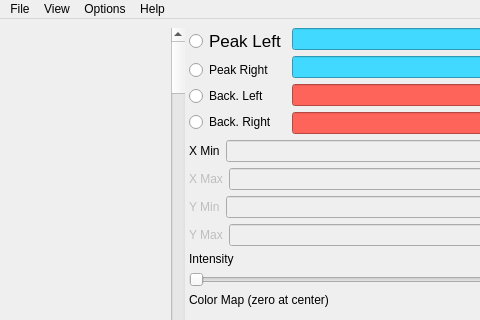
Qt form Code/Mantid/MantidQt/RefDetectorViewer/inc/MantidQtRefDetectorViewer/ImageView.ui (mantidproject/mantid) before a commit; both pictures show x 0 to 480 and y 0 to 320 of the 1251 by 919 pixel window.
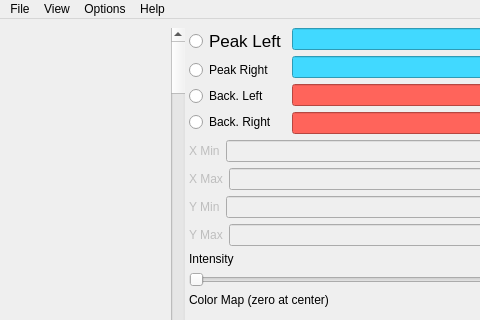
The same form after that commit. Custom widgets are drawn as their Qt base class.

What changed in the file:
```diff
--- a/Code/Mantid/MantidQt/RefDetectorViewer/inc/MantidQtRefDetectorViewer/ImageView.ui
+++ b/Code/Mantid/MantidQt/RefDetectorViewer/inc/MantidQtRefDetectorViewer/ImageView.ui
@@ -317,6 +317,9 @@
                <layout class="QHBoxLayout" name="horizontalLayout_7">
                 <item>
                  <widget class="QLabel" name="peak_max_label">
+                  <property name="enabled">
+                   <bool>false</bool>
+                  </property>
                   <property name="text">
                    <string>X Min</string>
                   </property>
```
